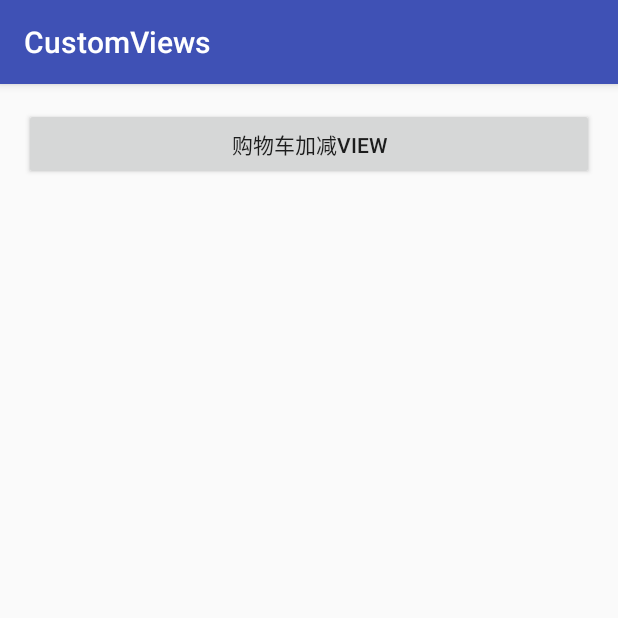
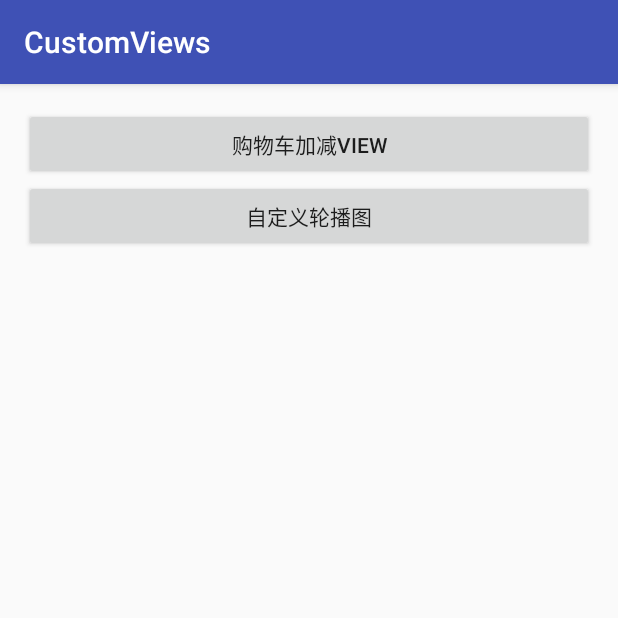
Before and after one commit to 350258655/CustomView, an Android app: the screen it shows after launch (MainActivity), on a phone screen of 412 x 824 dp, the top half of it. Run offline under Robolectric (Android 15) with nearby library versions, the phone set to English and light mode, and no system bars.

```diff
--- a/app/src/main/AndroidManifest.xml
+++ b/app/src/main/AndroidManifest.xml
@@ -17,6 +17,8 @@
         </activity>
         <activity android:name=".NumberAddSubActivity">
         </activity>
+        <activity android:name=".WheelActivity">
+        </activity>
     </application>
 
 </manifest>
--- a/app/src/main/java/com/shake/customviews/MainActivity.java
+++ b/app/src/main/java/com/shake/customviews/MainActivity.java
@@ -12,8 +12,10 @@ public class MainActivity extends AppCompatActivity implements View.OnClickListe
     protected void onCreate(Bundle savedInstanceState) {
         super.onCreate(savedInstanceState);
         setContentView(R.layout.activity_main);
+        Button btnwheel = (Button) findViewById(R.id.btn_wheel);
         Button btnaddsub = (Button) findViewById(R.id.btn_add_sub);
         btnaddsub.setOnClickListener(this);
+        btnwheel.setOnClickListener(this);
 
     }
 
@@ -24,6 +26,9 @@ public class MainActivity extends AppCompatActivity implements View.OnClickListe
             case R.id.btn_add_sub:
                 startActivity(new Intent(MainActivity.this,NumberAddSubActivity.class));
                 break;
+            case R.id.btn_wheel:
+                startActivity(new Intent(MainActivity.this,WheelActivity.class));
+                break;
         }
     }
 }
--- a/app/src/main/java/com/shake/customviews/wetget/NumberAddSubView.java
+++ b/app/src/main/java/com/shake/customviews/wetget/NumberAddSubView.java
@@ -16,7 +16,7 @@ import com.shake.customviews.R;
 
 /**
  * Created by shake on 17-5-9.
- * 购物车加减View
+ * 购物车加减View，属于自定义组合控件
  */
 public class NumberAddSubView extends LinearLayout implements View.OnClickListener {
 
--- a/app/src/main/res/layout/activity_main.xml
+++ b/app/src/main/res/layout/activity_main.xml
@@ -16,4 +16,9 @@
         android:layout_width="match_parent"
         android:layout_height="wrap_content"
         android:text="购物车加减View"/>
+    <Button
+        android:id="@+id/btn_wheel"
+        android:layout_width="match_parent"
+        android:layout_height="wrap_content"
+        android:text="自定义轮播图"/>
 </LinearLayout>
```
Also changed, not shown: app/src/main/java/com/shake/customviews/WheelActivity.java (added, +13 -0 lines), app/src/main/java/com/shake/customviews/bean/Wheel.java (added, +38 -0 lines), app/src/main/res/layout/activity_wheel.xml (added, +13 -0 lines), app/src/main/res/mipmap-xxxhdpi/wheel_firth.jpg (added), app/src/main/res/mipmap-xxxhdpi/wheel_four.jpg (added), app/src/main/res/mipmap-xxxhdpi/wheel_one.jpg (added), app/src/main/res/mipmap-xxxhdpi/wheel_six.jpg (added), app/src/main/res/mipmap-xxxhdpi/wheel_three.jpg (added), app/src/main/res/mipmap-xxxhdpi/wheel_two.jpg (added), 1 other file.
